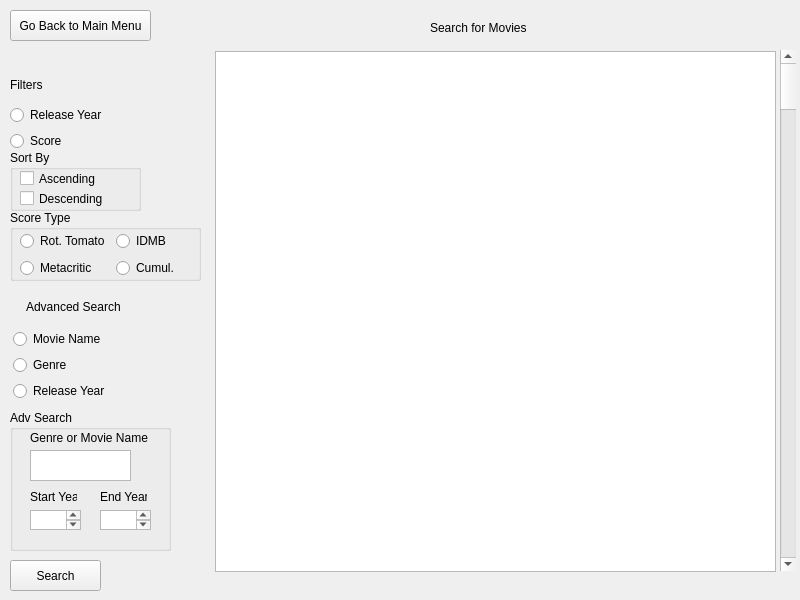
Before: the Qt Designer form form.ui in verociraptor/movie-sorter, drawn with Qt 5.
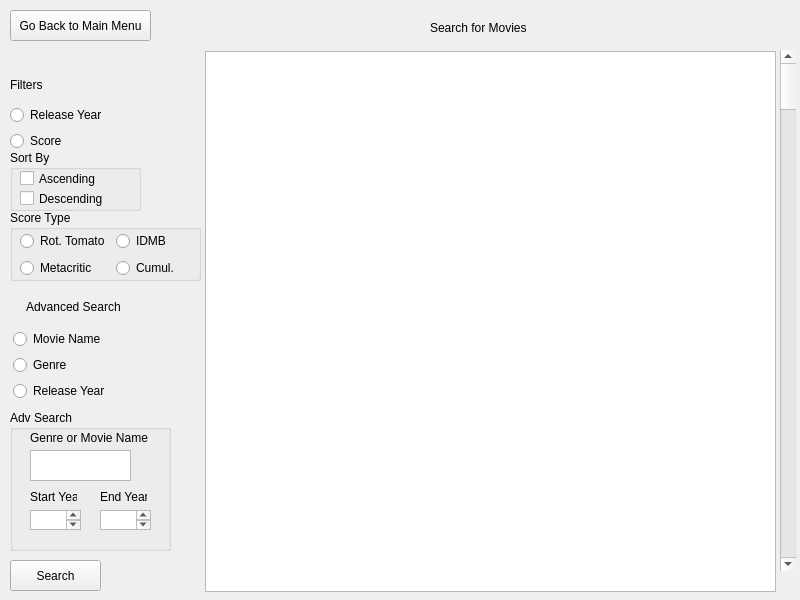
After: the same form once the commit is applied.

Commit message: Added an in-progress movie list view TODO: fix and allow a specific layout for a movie item in the list view

```diff
--- a/form.ui
+++ b/form.ui
@@ -415,13 +415,13 @@
       <enum>Qt::Vertical</enum>
      </property>
     </widget>
-    <widget class="QListView" name="listView">
+    <widget class="QListWidget" name="listWidget">
      <property name="geometry">
       <rect>
-       <x>215</x>
+       <x>205</x>
        <y>51</y>
-       <width>561</width>
-       <height>521</height>
+       <width>571</width>
+       <height>541</height>
       </rect>
      </property>
     </widget>
```
Left out of the diff: 10 changed lines with no effect on the pictures. The commit also changes 1 other file.
